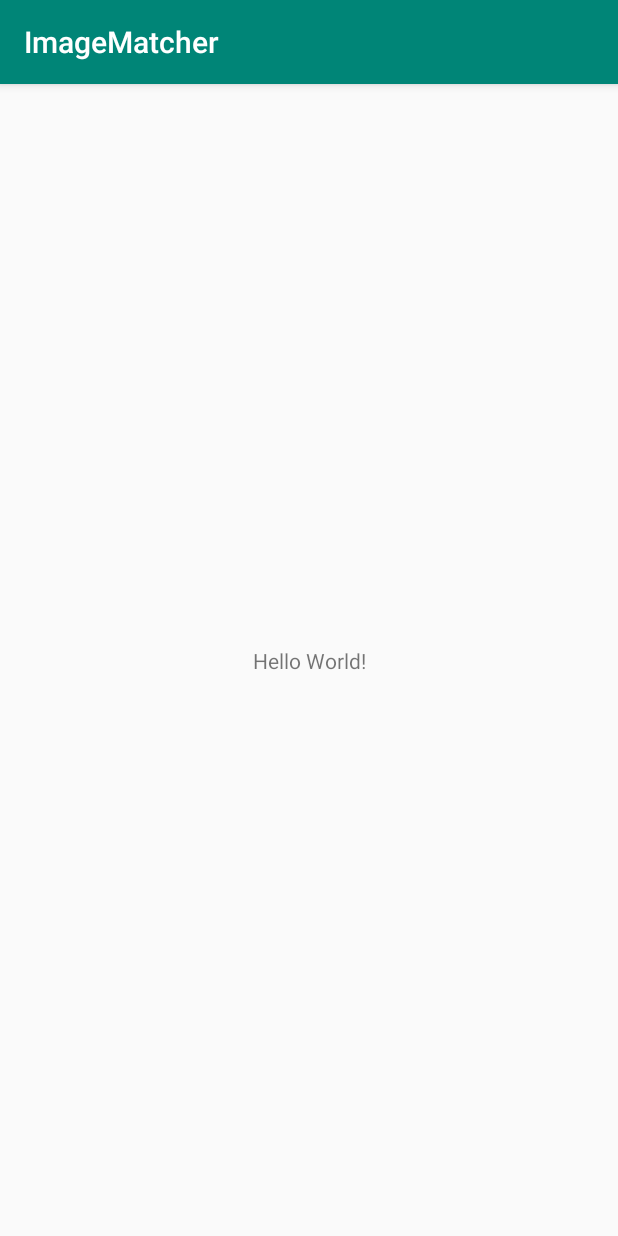
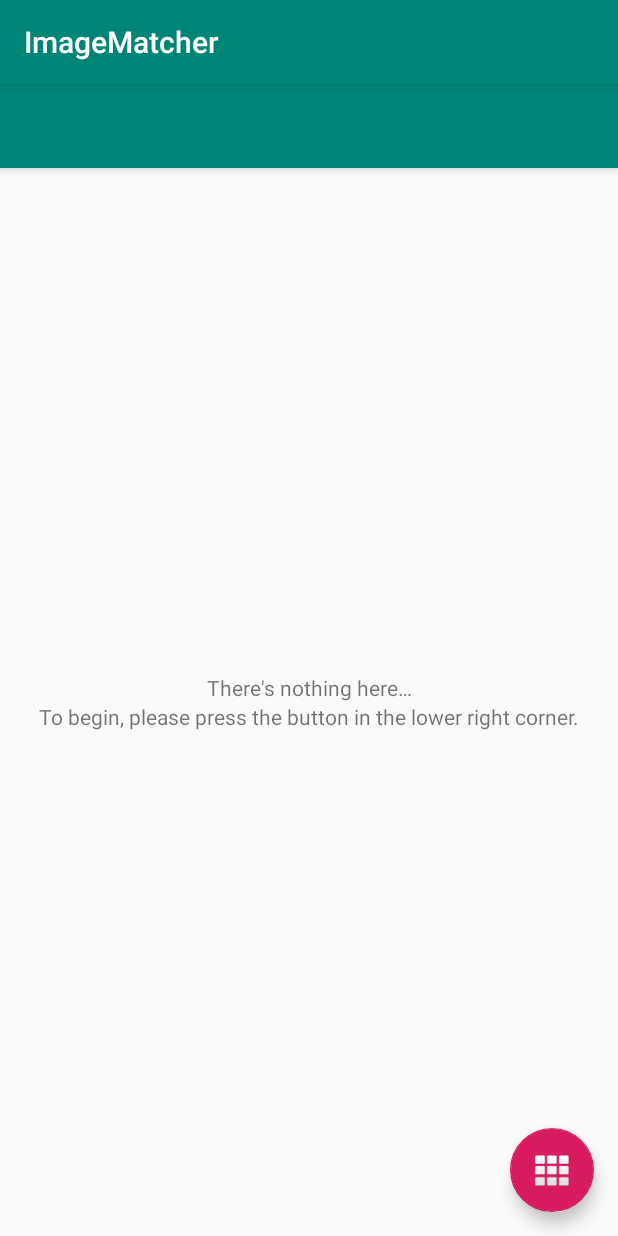
Before and after one commit to danya02/lcl-2019-intro, an Android app: the screen it shows after launch (MainActivity), on a phone screen of 412 x 824 dp. Run offline under Robolectric (Android 15) with nearby library versions, the phone set to English and light mode, and no system bars.

Commit message:
Adding main activity layout.

```diff
--- a/app/build.gradle
+++ b/app/build.gradle
@@ -25,4 +25,6 @@ dependencies {
     testImplementation 'junit:junit:4.12'
     androidTestImplementation 'com.android.support.test:runner:1.0.2'
     androidTestImplementation 'com.android.support.test.espresso:espresso-core:3.0.2'
+    implementation 'com.android.support:design:28.0.0'
+    implementation 'com.android.support:recyclerview-v7:28.0.0'
 }
--- a/app/src/main/java/ru/danya02/imagematcher/MainActivity.java
+++ b/app/src/main/java/ru/danya02/imagematcher/MainActivity.java
@@ -1,7 +1,15 @@
 package ru.danya02.imagematcher;
 
+import android.database.DataSetObserver;
+import android.os.Bundle;
+import android.support.design.widget.FloatingActionButton;
+import android.support.design.widget.Snackbar;
 import android.support.v7.app.AppCompatActivity;
-import android.os.Bundle;
+import android.support.v7.widget.RecyclerView;
+import android.support.v7.widget.Toolbar;
+import android.view.View;
+import android.view.ViewGroup;
+import android.widget.Adapter;
 
 public class MainActivity extends AppCompatActivity {
 
@@ -9,5 +17,86 @@ public class MainActivity extends AppCompatActivity {
     protected void onCreate(Bundle savedInstanceState) {
         super.onCreate(savedInstanceState);
         setContentView(R.layout.activity_main);
+        Toolbar toolbar = findViewById(R.id.toolbar);
+//        setSupportActionBar(toolbar);
+
+        emptyLabel = findViewById(R.id.empty_list_label);
+        recyclerView = findViewById(R.id.rv_image_view);
+
+        FloatingActionButton fab = findViewById(R.id.fab_add_to_index);
+        fab.setOnClickListener(new View.OnClickListener() {
+            @Override
+            public void onClick(View view) {
+                Snackbar.make(view, "Replace with your own action", Snackbar.LENGTH_LONG)
+                        .setAction("Action", null).show();
+            }
+        });
     }
+
+    private View emptyLabel;
+
+    private RecyclerView recyclerView;
+    private Adapter adapter = new Adapter() {
+        @Override
+        public void registerDataSetObserver(DataSetObserver observer) {
+
+        }
+
+        @Override
+        public void unregisterDataSetObserver(DataSetObserver observer) {
+
+        }
+
+        @Override
+        public int getCount() {
+            return 0;
+        }
+
+        @Override
+        public Object getItem(int position) {
+            return null;
+        }
+
+        @Override
+        public long getItemId(int position) {
+            return 0;
+        }
+
+        @Override
+        public boolean hasStableIds() {
+            return false;
+        }
+
+        @Override
+        public View getView(int position, View convertView, ViewGroup parent) {
+            return null;
+        }
+
+        @Override
+        public int getItemViewType(int position) {
+            return 0;
+        }
+
+        @Override
+        public int getViewTypeCount() {
+            return 0;
+        }
+
+        @Override
+        public boolean isEmpty() {
+            return false;
+        }
+    };
+
+
+    void updateObjectVisibility(){
+        if (adapter.isEmpty()) {
+            recyclerView.setVisibility(View.GONE);
+            emptyLabel.setVisibility(View.VISIBLE);
+        } else {
+            recyclerView.setVisibility(View.VISIBLE);
+            emptyLabel.setVisibility(View.GONE);
+        }
+    }
+
 }
--- a/app/src/main/res/layout/activity_main.xml
+++ b/app/src/main/res/layout/activity_main.xml
@@ -1,18 +1,36 @@
 <?xml version="1.0" encoding="utf-8"?>
-<android.support.constraint.ConstraintLayout xmlns:android="http://schemas.android.com/apk/res/android"
+<android.support.design.widget.CoordinatorLayout xmlns:android="http://schemas.android.com/apk/res/android"
     xmlns:app="http://schemas.android.com/apk/res-auto"
     xmlns:tools="http://schemas.android.com/tools"
     android:layout_width="match_parent"
     android:layout_height="match_parent"
     tools:context=".MainActivity">
 
-    <TextView
+    <android.support.design.widget.AppBarLayout
+        android:layout_width="match_parent"
+        android:layout_height="wrap_content"
+        android:theme="@style/AppTheme.AppBarOverlay">
+
+        <android.support.v7.widget.Toolbar
+            android:id="@+id/toolbar"
+            android:layout_width="match_parent"
+            android:layout_height="?attr/actionBarSize"
+            android:background="?attr/colorPrimary"
+            app:popupTheme="@style/AppTheme.PopupOverlay" />
+
+    </android.support.design.widget.AppBarLayout>
+
+    <include
+        layout="@layout/content_main"
+        tools:visibility="visible" />
+
+    <android.support.design.widget.FloatingActionButton
+        android:id="@+id/fab_add_to_index"
         android:layout_width="wrap_content"
         android:layout_height="wrap_content"
-        android:text="Hello World!"
-        app:layout_constraintBottom_toBottomOf="parent"
-        app:layout_constraintLeft_toLeftOf="parent"
-        app:layout_constraintRight_toRightOf="parent"
-        app:layout_constraintTop_toTopOf="parent" />
+        android:layout_gravity="bottom|end"
+        android:layout_margin="@dimen/fab_margin"
+        app:srcCompat="@android:drawable/ic_dialog_dialer"
+        />
 
-</android.support.constraint.ConstraintLayout>
+</android.support.design.widget.CoordinatorLayout>
--- /dev/null
+++ b/app/src/main/res/layout/content_main.xml
@@ -0,0 +1,44 @@
+<?xml version="1.0" encoding="utf-8"?>
+<android.support.constraint.ConstraintLayout xmlns:android="http://schemas.android.com/apk/res/android"
+    xmlns:app="http://schemas.android.com/apk/res-auto"
+    xmlns:tools="http://schemas.android.com/tools"
+    android:layout_width="match_parent"
+    android:layout_height="match_parent"
+    app:layout_behavior="@string/appbar_scrolling_view_behavior"
+    tools:context=".MainActivity"
+    tools:showIn="@layout/activity_main">
+
+    <android.support.v7.widget.RecyclerView
+        android:id="@+id/rv_image_view"
+        android:layout_width="0dp"
+        android:layout_height="0dp"
+        android:visibility="gone"
+        app:layout_constraintBottom_toBottomOf="parent"
+        app:layout_constraintEnd_toEndOf="parent"
+        app:layout_constraintStart_toStartOf="parent"
+        app:layout_constraintTop_toTopOf="parent" />
+
+    <LinearLayout
+        android:id="@+id/empty_list_label"
+        android:layout_width="wrap_content"
+        android:layout_height="wrap_content"
+        android:gravity="center"
+        android:orientation="vertical"
+        android:visibility="visible"
+        app:layout_constraintBottom_toBottomOf="parent"
+        app:layout_constraintEnd_toEndOf="parent"
+        app:layout_constraintHorizontal_bias="0.5"
+        app:layout_constraintStart_toStartOf="parent"
+        app:layout_constraintTop_toTopOf="parent">
+
+        <TextView
+            android:layout_width="wrap_content"
+            android:layout_height="wrap_content"
+            android:text="@string/text_empty_field_main" />
+
+        <TextView
+            android:layout_width="wrap_content"
+            android:layout_height="wrap_content"
+            android:text="@string/text_empty_field_help" />
+    </LinearLayout>
+</android.support.constraint.ConstraintLayout>
--- /dev/null
+++ b/app/src/main/res/values/dimens.xml
@@ -0,0 +1,3 @@
+<resources>
+    <dimen name="fab_margin">16dp</dimen>
+</resources>
--- a/app/src/main/res/values/strings.xml
+++ b/app/src/main/res/values/strings.xml
@@ -1,3 +1,6 @@
 <resources>
     <string name="app_name">ImageMatcher</string>
+    <string name="title_activity_image_list_view">Image List</string>
+    <string name="text_empty_field_main">There\'s nothing here…</string>
+    <string name="text_empty_field_help">To begin, please press the button in the lower right corner.</string>
 </resources>
--- a/app/src/main/res/values/styles.xml
+++ b/app/src/main/res/values/styles.xml
@@ -8,4 +8,13 @@
         <item name="colorAccent">@color/colorAccent</item>
     </style>
 
+    <style name="AppTheme.NoActionBar">
+        <item name="windowActionBar">false</item>
+        <item name="windowNoTitle">true</item>
+    </style>
+
+    <style name="AppTheme.AppBarOverlay" parent="ThemeOverlay.AppCompat.Dark.ActionBar" />
+
+    <style name="AppTheme.PopupOverlay" parent="ThemeOverlay.AppCompat.Light" />
+
 </resources>
```
Also changed, not shown: app/src/main/res/layout/image_category_item.xml (added, +9 -0 lines).
